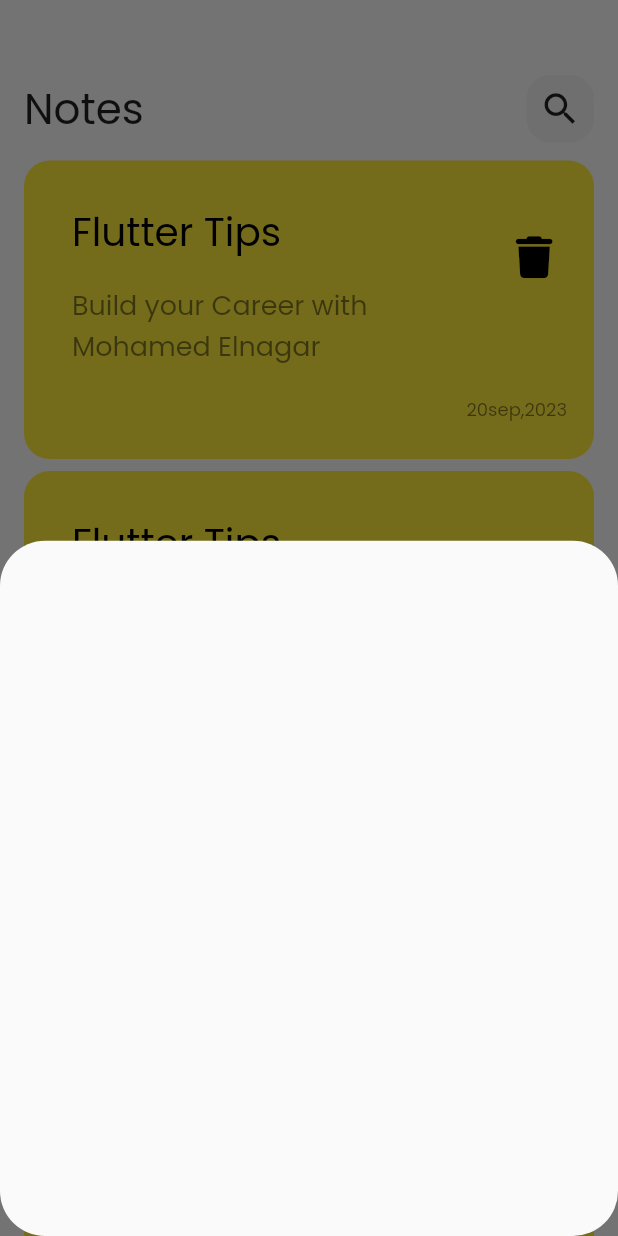
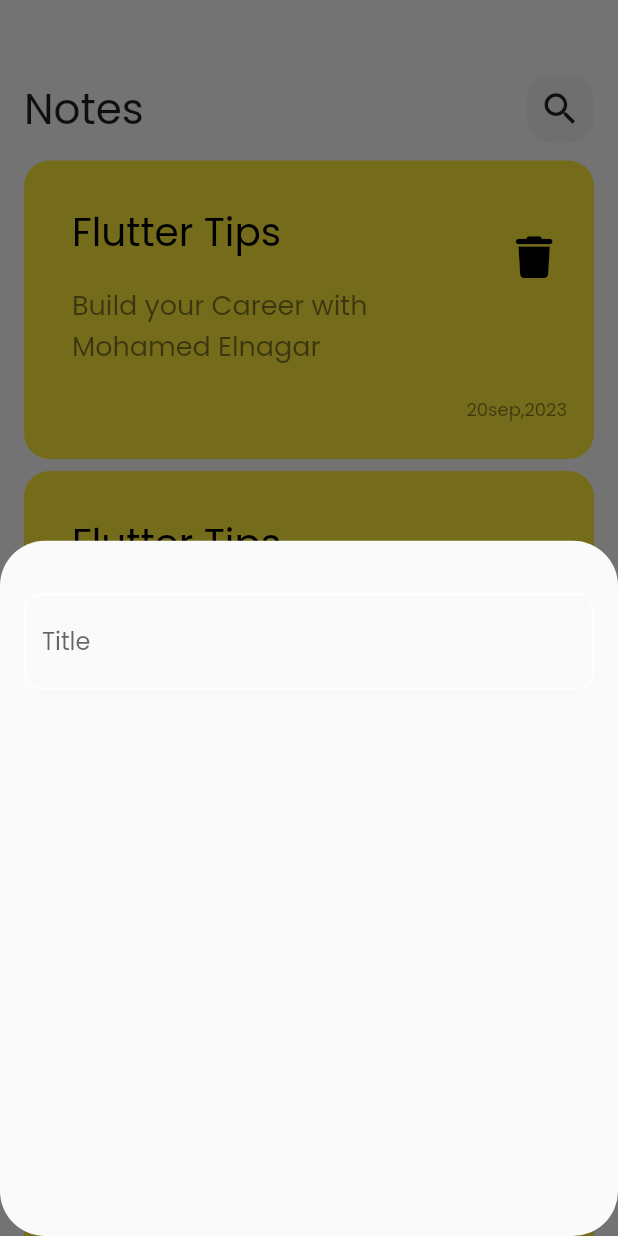
Before and after one commit to mohamed-elnagar0/Notes_App, a Flutter app: the screen it shows after launch, after a tap on the "add" icon, on a phone screen of 412 x 824 dp. Run offline on Flutter 3.47's test engine with Material 2 defaults, Android fonts, the phone set to English and light mode, and no system bars; our stand-ins replace font_awesome_flutter.

Commit message:
Create custom text field

```diff
--- /dev/null
+++ b/lib/constant.dart
@@ -0,0 +1,3 @@
+import 'package:flutter/animation.dart';
+
+const kPrimaryColor = Color(0xFF62FCD7);
--- a/lib/views/widgets/add_note_button_sheat.dart
+++ b/lib/views/widgets/add_note_button_sheat.dart
@@ -1,9 +1,20 @@
 import 'package:flutter/material.dart';
+import 'package:notes_app/views/widgets/custom_text_field.dart';
 
 class AddNoteButtonSheat extends StatelessWidget {
   const AddNoteButtonSheat({super.key});
   @override
   Widget build(BuildContext context) {
-    return Container();
+    return const Padding(
+      padding: EdgeInsets.symmetric(horizontal: 16),
+      child: Column(
+        children: [
+          SizedBox(
+            height: 35,
+          ),
+          CustomTextField(),
+        ],
+      ),
+    );
   }
 }
--- /dev/null
+++ b/lib/views/widgets/custom_text_field.dart
@@ -0,0 +1,26 @@
+import 'package:flutter/material.dart';
+import 'package:notes_app/constant.dart';
+
+class CustomTextField extends StatelessWidget {
+  const CustomTextField({super.key});
+  @override
+  Widget build(BuildContext context) {
+    return TextField(
+      cursorColor: kPrimaryColor,
+      decoration: InputDecoration(
+        hintText: 'Title',
+        border: buildBorder(),
+        enabledBorder: buildBorder(),
+        focusedBorder: buildBorder(kPrimaryColor),
+      ),
+    );
+  }
+
+  OutlineInputBorder buildBorder([color]) {
+    return OutlineInputBorder(
+        borderRadius: BorderRadius.circular(12),
+        borderSide: BorderSide(
+          color: color ?? Colors.white,
+        ));
+  }
+}
```
